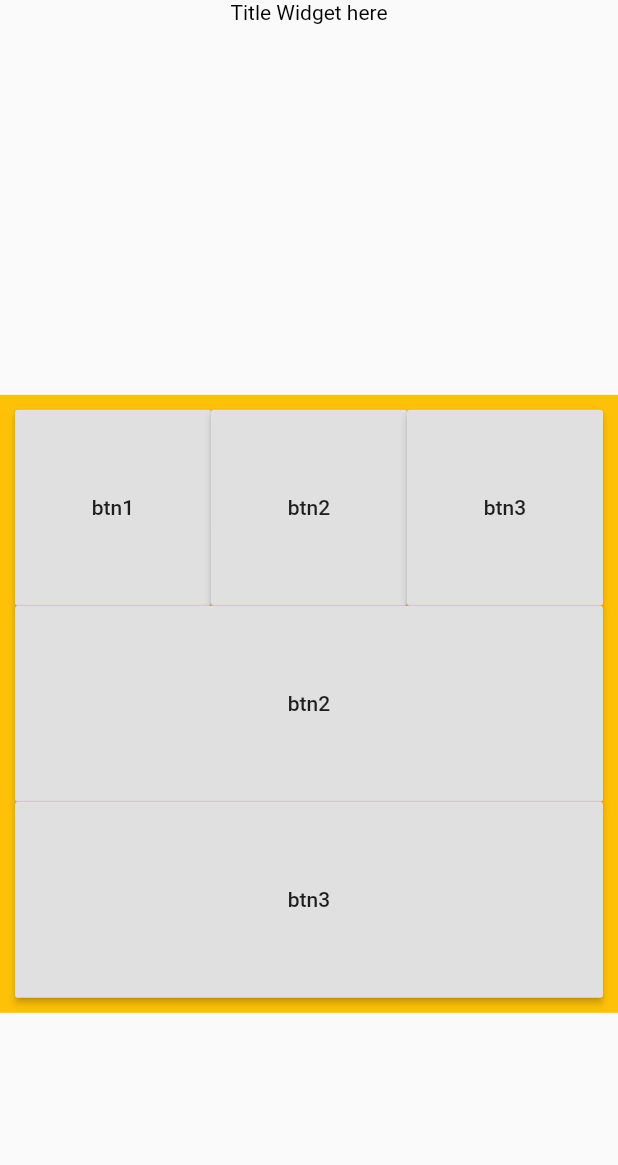
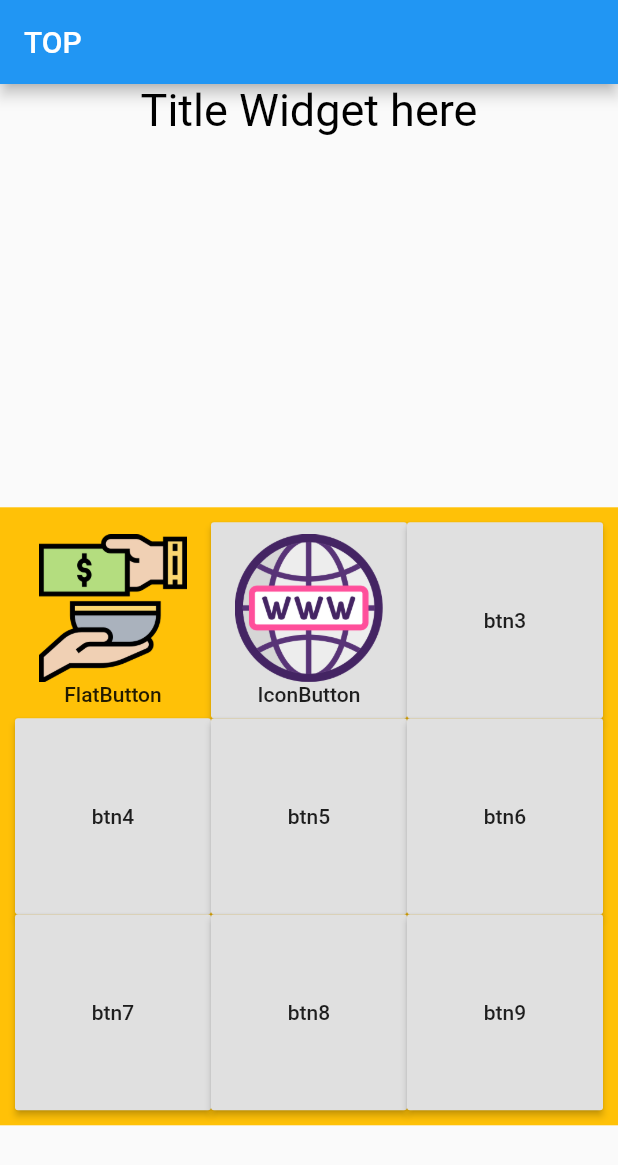
Before and after one commit to ayojoseph/TOPFlutter, a Flutter app: the screen it shows after launch, after a tap on "btn3", on a phone screen of 412 x 824 dp. Shown: the top 1165 px of the screen. Run offline on Flutter 3.47's test engine with Material 2 defaults, Android fonts, the phone set to English and light mode, and no system bars.

Commit message:
Working on buttons

```diff
--- a/lib/home.dart
+++ b/lib/home.dart
@@ -8,18 +8,22 @@ class HomePage extends StatelessWidget {
 
     return Scaffold(
 
-        // appBar: new AppBar(
-        //   title: new Text("TOP"),
-        // ),
+        appBar: new AppBar(
+          title: new Text("TOP"),
+        ),
         body: Column(
       children: <Widget>[
         Text(
           "Title Widget here",
-          style: new TextStyle(color: Colors.black),
+          style: new TextStyle(
+              color: Colors.black,
+              fontSize: 30.0
+            ),
         ),
         Padding(
           padding: EdgeInsets.all(screenHeight * 0.15),
         ),
+        //Menu Box
         ConstrainedBox(
           constraints: BoxConstraints(
             minWidth: screenWidth,
@@ -38,14 +42,31 @@ class HomePage extends StatelessWidget {
                       crossAxisAlignment: CrossAxisAlignment.stretch,
                       children: <Widget>[
                         Expanded(
-                          child: RaisedButton(
-                            child: Text("btn1"),
+                          child: FlatButton(
                             onPressed: () {},
+                            child: Column(
+                              mainAxisAlignment: MainAxisAlignment.center,
+                              children: <Widget>[
+                                // Icon(
+                                //   Icons.ac_unit,
+                                //   size: 40.0,
+                                // ),
+                                Image.asset('assets/donate.png'),
+                                Text("FlatButton")
+                              ],
                             ),
+                          )
                         ),
                         Expanded(
                           child: RaisedButton(
-                            child: Text("btn2"),
+
+                            child: Column(
+                              mainAxisAlignment: MainAxisAlignment.center,
+                              children: <Widget>[
+                                Image(image: AssetImage('assets/internet.png'),),
+                              Text("IconButton")
+                              ],
+                            ),
                             onPressed: () {},
                           ),
                         ),
@@ -59,16 +80,54 @@ class HomePage extends StatelessWidget {
                     )
                 ),
                 Expanded(
+                  child: new Row(
+                      crossAxisAlignment: CrossAxisAlignment.stretch,
+                      children: <Widget>[
+                        Expanded(
                           child: RaisedButton(
-                    child: Text("btn2"),
+                            child: Text("btn4"),
                             onPressed: () {},
                           ),
                         ),
                         Expanded(
                           child: RaisedButton(
-                    child: Text("btn3"),
+                            child: Text("btn5"),
                             onPressed: () {},
                           ),
+                        ),
+                        Expanded(
+                            child: RaisedButton(
+                            child: Text("btn6"),
+                            onPressed: () {},
+                          ),
+                        ),
+                      ],
+                    )
+                ),
+                Expanded(
+                  child: new Row(
+                      crossAxisAlignment: CrossAxisAlignment.stretch,
+                      children: <Widget>[
+                        Expanded(
+                          child: RaisedButton(
+                            child: Text("btn7"),
+                            onPressed: () {},
+                          ),
+                        ),
+                        Expanded(
+                          child: RaisedButton(
+                            child: Text("btn8"),
+                            onPressed: () {},
+                          ),
+                        ),
+                        Expanded(
+                            child: RaisedButton(
+                            child: Text("btn9"),
+                            onPressed: () {},
+                          ),
+                        ),
+                      ],
+                    )
                 )
               ],
             ),
--- a/lib/main.dart
+++ b/lib/main.dart
@@ -1,12 +1,22 @@
 import 'package:flutter/material.dart';
+import 'package:flutter/services.dart';
 import 'home.dart';
 
-void main() => runApp(MyApp());
+// void main() => runApp(MyApp());
+
+void main() {
+  //Orientation Lock to portrait
+  SystemChrome.setPreferredOrientations([DeviceOrientation.portraitUp])
+    .then((_) {
+      runApp(new MyApp());
+    });
+}
 
 class MyApp extends StatelessWidget {
   // This widget is the root of your application.
   @override
   Widget build(BuildContext context) {
+
     return MaterialApp(
       title: 'TOP',
       theme: ThemeData(
--- a/pubspec.yaml
+++ b/pubspec.yaml
@@ -37,7 +37,8 @@ flutter:
   uses-material-design: true
 
   # To add assets to your application, add an assets section, like this:
-  # assets:
+  assets:
+    - assets/
   #  - images/a_dot_burr.jpeg
   #  - images/a_dot_ham.jpeg
 
```
Also changed, not shown: assets/calendar.png (added), assets/cat.png (added), assets/church.png (added), assets/church1.png (added), assets/church2.png (added), assets/contact.png (added), assets/donate.png (added), assets/giftbox.png (added), assets/internet.png (added), 1 other file. Lines whose indentation alone changed are shown as unchanged.
